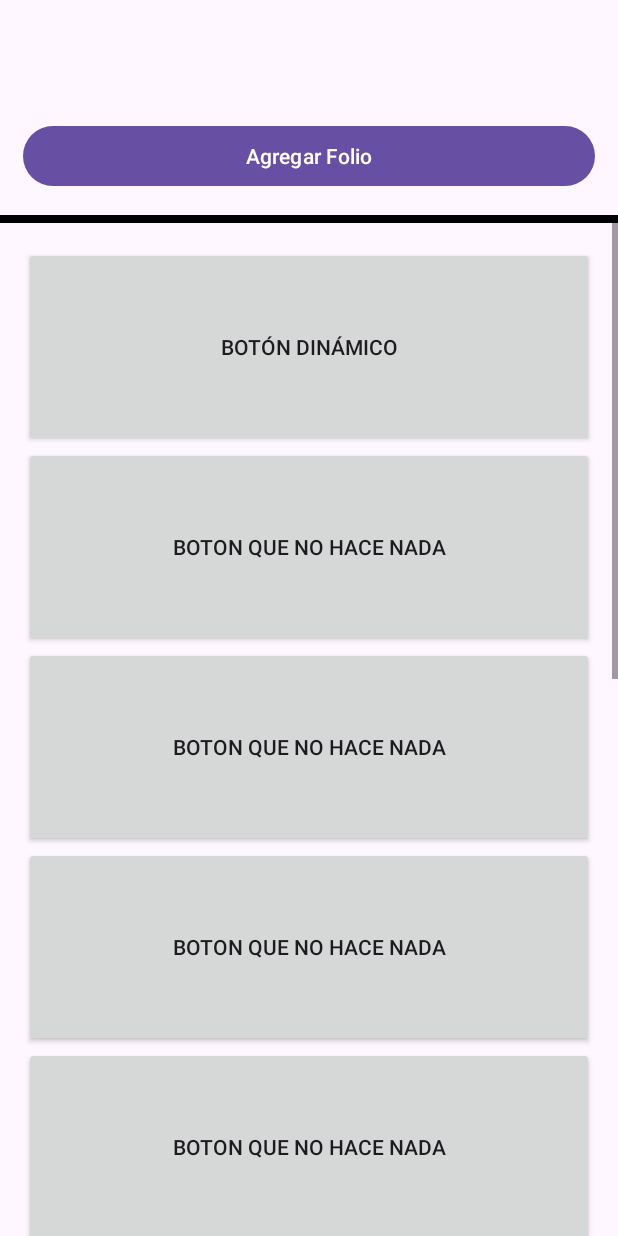
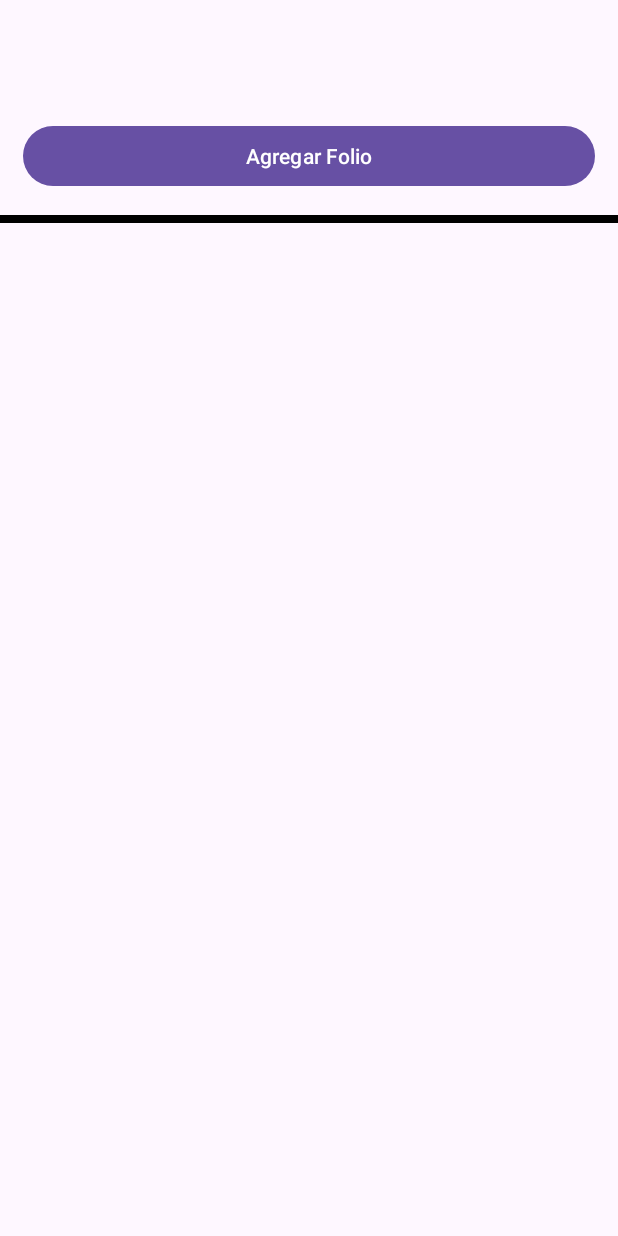
Before and after one commit to JIvanVB/Proyecto_Avaluos, an Android app: the FoliosActivity screen opened directly, with no data from a screen before it, on a phone screen of 412 x 824 dp. Run offline under Robolectric (Android 15) with nearby library versions, the phone set to English and light mode, and no system bars.

Commit message:
Update FoliosActivity.kt
Cambios a la funcionalidad de FoliosActivity

Co-Authored-By: SopitasWick <147137063+SopitasWick@users.noreply.github.com>

```diff
--- a/app/src/main/java/mx/itson/edu/proyectoavaluos/FoliosActivity.kt
+++ b/app/src/main/java/mx/itson/edu/proyectoavaluos/FoliosActivity.kt
@@ -22,12 +22,10 @@ class FoliosActivity : AppCompatActivity() {
         }
 
         findViewById<TextView>(R.id.textViewTitle).text=ActivityMainBinding.inflate(layoutInflater).editTextUsername.text.toString()
-        val linearLayout = findViewById<LinearLayout>(R.id.buttonList)
-        val button = Button(this)
-        button.text = "Botón dinámico"
-        button.height=200
+        findViewById<Button>(R.id.buttonAddFolios).setOnClickListener{
+            findViewById<LinearLayout>(R.id.buttonList).addView(Button(this).apply { text="Folio" })
+        }
 
-        linearLayout.addView(button)
-        for (i in  1..10)linearLayout.addView(Button(this).apply { text="boton que no hace nada";height=200 })
+        //for (i in  1..10)linearLayout.addView(Button(this).apply { text="boton que no hace nada";height=200 })
     }
 }
```
